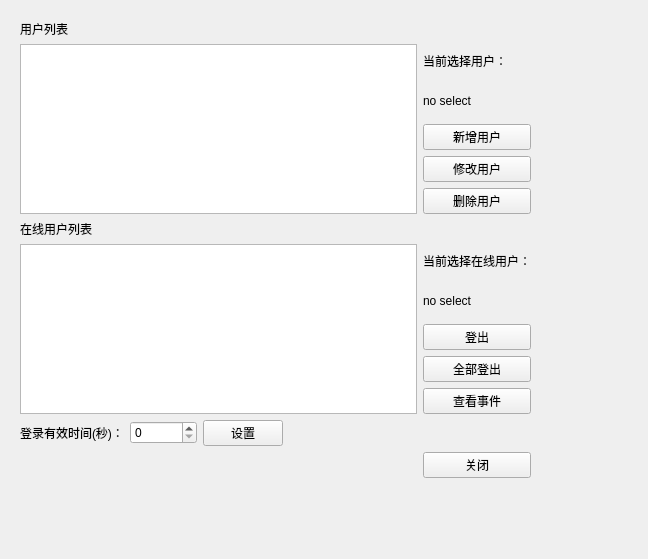
This is src/usrmanagerui.ui in linbin823/Qt.711.2017.UsrManager2 as Qt 5 draws it before an edit. The edited form follows.
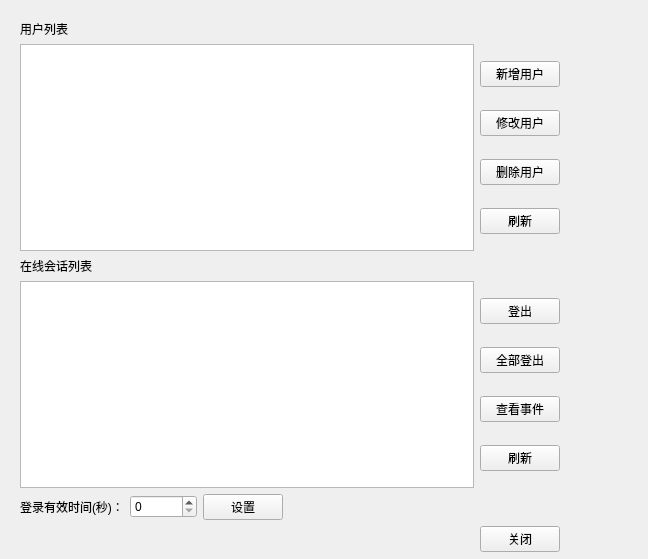
This is the edited form.

Commit message: v2.02 2017.6 修改： 1、把UsrID改成QByteArray， 使用UDID生成 2、1的其他适配的修改。 3、UsrInfoOnline类更名为 SessionInfo类。表示它是代表一个在线会话 4、SessionInfo类内部结构大修改，增加一个QVariantMap负责所有参数的存储功能。在线识别信息改为：<Identifier,“data”>，是必备的初始化数据。它用来识别会话客户端。 5、SessionInfo增加一个友元类UsrManager。manager访问SessionInfo更简单。 6、在界面上，SessionInfo增加一列：是否有效。 7、API说明分散到各个h文件中。 8、修改说明放到tag描述中。 9、readme.txt存放功能说明。

```diff
--- a/src/usrmanagerui.ui
+++ b/src/usrmanagerui.ui
@@ -21,8 +21,8 @@
     <rect>
      <x>10</x>
      <y>10</y>
-     <width>531</width>
-     <height>478</height>
+     <width>560</width>
+     <height>552</height>
     </rect>
    </property>
    <layout class="QGridLayout" name="gridLayout">
@@ -38,11 +38,12 @@
     <property name="bottomMargin">
      <number>10</number>
     </property>
-    <item row="4" column="0" colspan="2">
-     <widget class="QTableView" name="tvUsrInfoOnlineList"/>
-    </item>
-    <item row="2" column="0" colspan="2">
-     <widget class="QTableView" name="tvUsrInfoList"/>
+    <item row="6" column="2">
+     <widget class="QPushButton" name="pbCancel">
+      <property name="text">
+       <string>关闭</string>
+      </property>
+     </widget>
     </item>
     <item row="1" column="0">
      <widget class="QLabel" name="lbUsrInfoOnlineList">
@@ -51,89 +52,36 @@
       </property>
      </widget>
     </item>
-    <item row="3" column="0">
-     <widget class="QLabel" name="lbUsrInfoList">
-      <property name="text">
-       <string>在线用户列表</string>
-      </property>
-     </widget>
-    </item>
-    <item row="4" column="2">
-     <layout class="QGridLayout" name="gridLayout_8">
-      <item row="6" column="0">
-       <widget class="QPushButton" name="pbLogoutAll">
-        <property name="text">
-         <string>全部登出</string>
-        </property>
-       </widget>
-      </item>
-      <item row="7" column="0">
-       <widget class="QPushButton" name="pbEvent">
-        <property name="text">
-         <string>查看事件</string>
-        </property>
-       </widget>
-      </item>
-      <item row="0" column="0">
-       <widget class="QLabel" name="lbSelectOnlineUsrName">
-        <property name="text">
-         <string>当前选择在线用户：</string>
-        </property>
-       </widget>
-      </item>
-      <item row="2" column="0">
-       <widget class="QPushButton" name="pbLogout">
-        <property name="text">
-         <string>登出</string>
-        </property>
-       </widget>
-      </item>
-      <item row="1" column="0">
-       <widget class="QLabel" name="lbSelectOnlineUsrNameDisplay">
-        <property name="text">
-         <string>no select</string>
-        </property>
-       </widget>
-      </item>
-     </layout>
-    </item>
     <item row="2" column="2">
      <layout class="QGridLayout" name="gridLayout_7">
-      <item row="1" column="0">
-       <widget class="QLabel" name="lbSelectUsrNameDisplay">
-        <property name="text">
-         <string>no select</string>
-        </property>
-       </widget>
-      </item>
       <item row="2" column="0">
+       <widget class="QPushButton" name="pbDel">
+        <property name="text">
+         <string>删除用户</string>
+        </property>
+       </widget>
+      </item>
+      <item row="3" column="0">
+       <widget class="QPushButton" name="pbRefreshUsrInfoList">
+        <property name="text">
+         <string>刷新</string>
+        </property>
+       </widget>
+      </item>
+      <item row="0" column="0">
        <widget class="QPushButton" name="pbAdd">
         <property name="text">
          <string>新增用户</string>
         </property>
        </widget>
       </item>
-      <item row="0" column="0">
-       <widget class="QLabel" name="lbSelectUsrName">
-        <property name="text">
-         <string>当前选择用户：</string>
-        </property>
-       </widget>
-      </item>
-      <item row="3" column="0">
+      <item row="1" column="0">
        <widget class="QPushButton" name="pbModify">
         <property name="text">
          <string>修改用户</string>
         </property>
        </widget>
       </item>
-      <item row="4" column="0">
-       <widget class="QPushButton" name="pbDel">
-        <property name="text">
-         <string>删除用户</string>
-        </property>
-       </widget>
-      </item>
      </layout>
     </item>
     <item row="5" column="0">
@@ -161,10 +109,48 @@
       </item>
      </layout>
     </item>
-    <item row="6" column="2">
-     <widget class="QPushButton" name="pbCancel">
+    <item row="2" column="0" colspan="2">
+     <widget class="QTableView" name="tvUsrInfoList"/>
+    </item>
+    <item row="4" column="2">
+     <layout class="QGridLayout" name="gridLayout_8">
+      <item row="6" column="0">
+       <widget class="QPushButton" name="pbRefreshSessionInfoList">
+        <property name="text">
+         <string>刷新</string>
+        </property>
+       </widget>
+      </item>
+      <item row="4" column="0">
+       <widget class="QPushButton" name="pbLogoutAll">
+        <property name="text">
+         <string>全部登出</string>
+        </property>
+       </widget>
+      </item>
+      <item row="0" column="0">
+       <widget class="QPushButton" name="pbLogout">
+        <property name="text">
+         <string>登出</string>
+        </property>
+       </widget>
+      </item>
+      <item row="5" column="0">
+       <widget class="QPushButton" name="pbEvent">
+        <property name="text">
+         <string>查看事件</string>
+        </property>
+       </widget>
+      </item>
+     </layout>
+    </item>
+    <item row="4" column="0" colspan="2">
+     <widget class="QTableView" name="tvSessionInfoList"/>
+    </item>
+    <item row="3" column="0">
+     <widget class="QLabel" name="lbUsrInfoList">
       <property name="text">
-       <string>关闭</string>
+       <string>在线会话列表</string>
       </property>
      </widget>
     </item>
```
Left out of the diff: 2 changed lines with no effect on the pictures. The commit also changes 25 other files.
